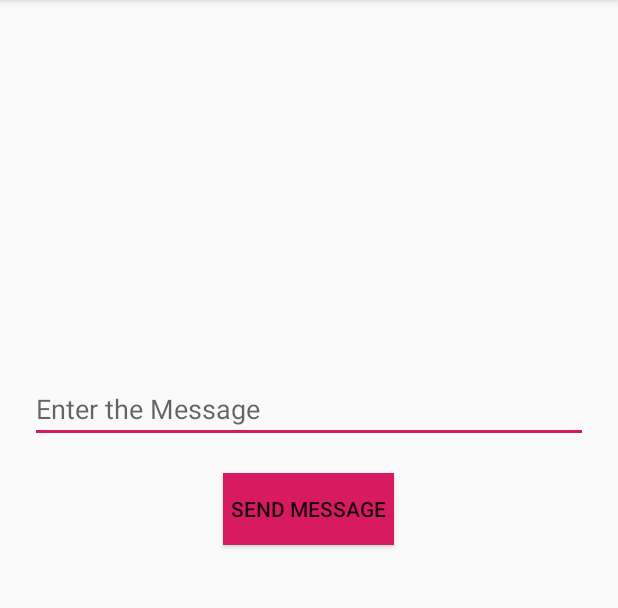
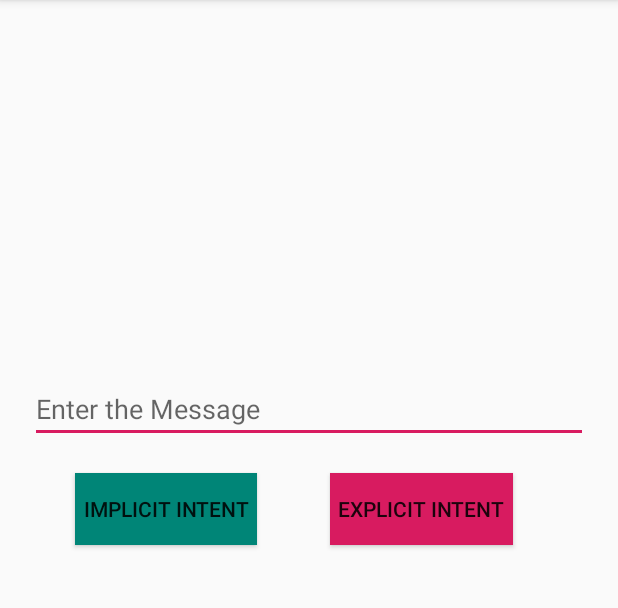
Before and after one commit to niteshmunda/Design-Patterns, an Android app: the screen it shows after launch (MessageSenderActivity), on a phone screen of 412 x 824 dp, the part 84-692 px from its top. Run offline under Robolectric (Android 15) with nearby library versions, the phone set to English and light mode, and no system bars.

Commit message:
Messenger modified

```diff
--- a/Messenger/app/src/main/res/layout/activity_message_sender.xml
+++ b/Messenger/app/src/main/res/layout/activity_message_sender.xml
@@ -21,12 +21,23 @@
     <Button
         android:layout_width="wrap_content"
         android:layout_height="wrap_content"
-        android:text="@string/sendButtonText"
+        android:text="@string/explicit"
         android:layout_below="@+id/messageText"
-        android:layout_centerHorizontal="true"
         android:layout_marginTop="20dp"
+        android:layout_marginLeft="220dp"
         android:background="@color/colorAccent"
         android:padding="5dp"
         android:onClick="onButtonClickHandleMe"/>
 
+    <Button
+        android:layout_width="wrap_content"
+        android:layout_height="wrap_content"
+        android:text="@string/implicit"
+        android:layout_below="@id/messageText"
+        android:layout_marginTop="20dp"
+        android:layout_marginLeft="50dp"
+        android:background="@color/colorPrimary"
+        android:padding="5dp"
+        android:onClick="onButtonClickHandleMe2"/>
+
 </RelativeLayout>
--- a/Messenger/app/src/main/res/values/strings.xml
+++ b/Messenger/app/src/main/res/values/strings.xml
@@ -1,7 +1,9 @@
 <resources>
     <string name="app_name">Messenger</string>
-    <string name="sendButtonText">Send Message</string>
+    <string name="explicit">Explicit Intent</string>
     <string name="messageText" />
     <string name="messageHint">Enter the Message</string>
     <string name="sample_text">sample text</string>
+    <string name="choosertitle">select here</string>
+    <string name="implicit">Implicit Intent</string>
 </resources>
```
Also changed, not shown: Messenger/app/src/main/java/com/example/messenger/MessageSenderActivity.java (+13 -0 lines).
